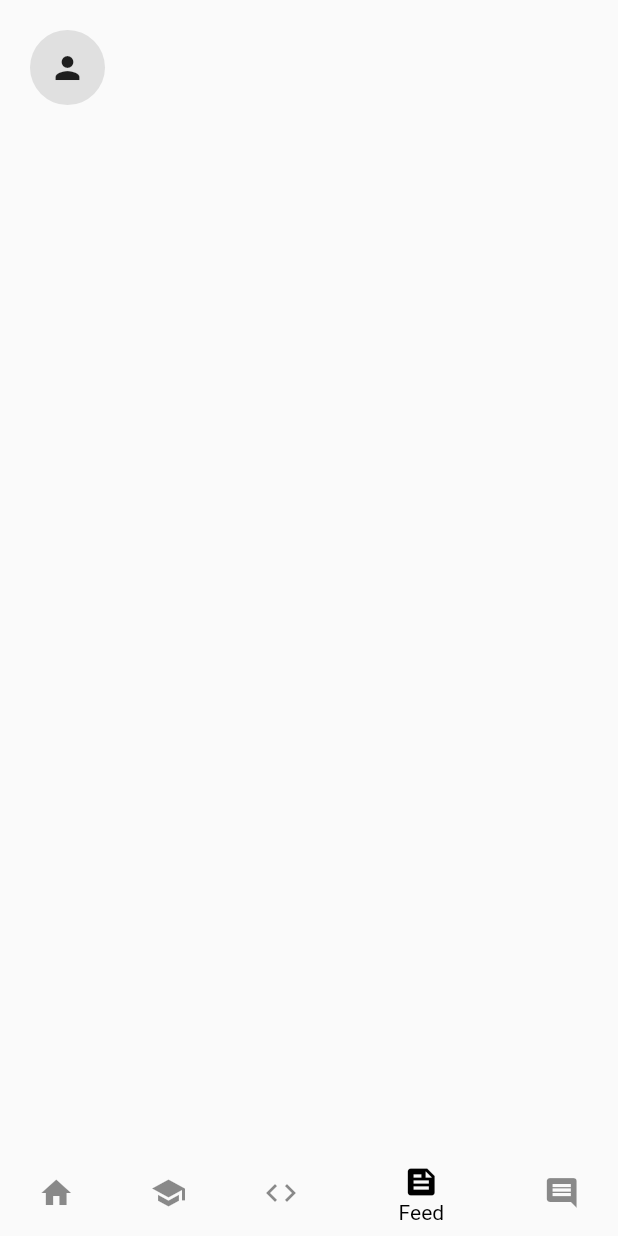
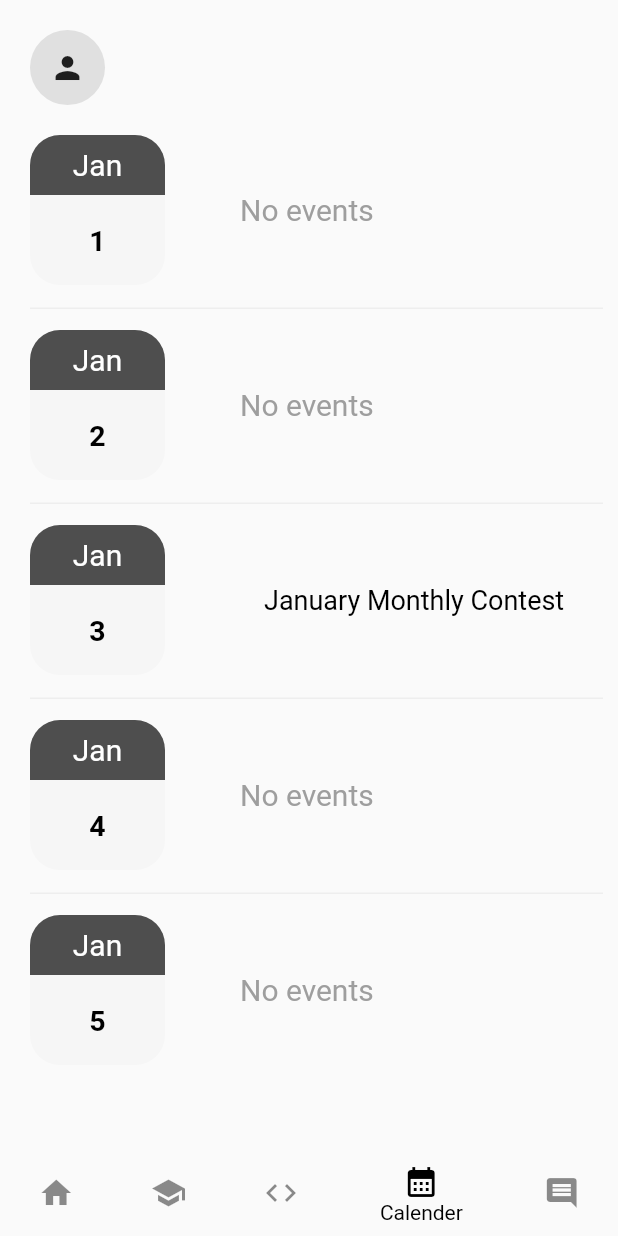
Before and after one commit to venkadesh004/tcecodersclub, a Flutter app: the MainPage screen opened directly, item 4 of the bottom bar chosen, on a phone screen of 412 x 824 dp. Run offline on Flutter 3.47's test engine with Material 2 defaults, Android fonts, the phone set to English and light mode, and no system bars; network calls fail.

Commit message:
Event and calender Pages

```diff
--- a/lib/main.dart
+++ b/lib/main.dart
@@ -4,7 +4,7 @@ import 'package:tcecodersclub/pages/commentBox.dart';
 import 'package:tcecodersclub/pages/homePage.dart';
 import 'package:tcecodersclub/pages/institutionPage.dart';
 import 'package:tcecodersclub/pages/chatPage.dart';
-import 'package:tcecodersclub/pages/feedPage.dart';
+import 'package:tcecodersclub/pages/calenderPage.dart';
 import 'package:tcecodersclub/pages/codePage.dart';
 import 'package:tcecodersclub/constants.dart';
 
@@ -18,7 +18,7 @@ class MyApp extends StatelessWidget {
   @override
   Widget build(BuildContext context) {
     return const MaterialApp(
-      home: IntroPage(),
+      home: MainPage(),
     );
   }
 }
@@ -36,7 +36,7 @@ class _MainPageState extends State<MainPage> {
     HomePage(),
     InstitutionPage(),
     CodePage(),
-    FeedPage(),
+    CalenderPage(),
     ChatPage(),
   ];
 
@@ -67,8 +67,8 @@ class _MainPageState extends State<MainPage> {
               label: 'Events'
           ),
           BottomNavigationBarItem(
-              icon: Icon(Icons.feed),
-              label: 'Feed'
+              icon: Icon(Icons.calendar_month),
+              label: 'Calender'
           ),
           BottomNavigationBarItem(
               icon: Icon(Icons.comment),
--- /dev/null
+++ b/lib/pages/calenderPage.dart
@@ -0,0 +1,258 @@
+import 'package:flutter/material.dart';
+import 'package:tcecodersclub/pages/userMenu.dart';
+
+class CalenderPage extends StatefulWidget {
+  const CalenderPage({Key? key}) : super(key: key);
+
+  @override
+  State<CalenderPage> createState() => _CalenderPageState();
+}
+
+class _CalenderPageState extends State<CalenderPage> {
+  @override
+  Widget build(BuildContext context) {
+    return Scaffold(
+      body: Container(
+        margin: const EdgeInsets.only(top: 20, left: 20),
+        child: SafeArea(
+          child: SingleChildScrollView(
+            child: Column(
+              crossAxisAlignment: CrossAxisAlignment.start,
+              children: const <Widget>[
+                UserMenu(),
+                CalenderContainer()
+              ],
+            ),
+          ),
+        ),
+      ),
+    );
+  }
+}
+
+class CalenderContainer extends StatefulWidget {
+  const CalenderContainer({Key? key}) : super(key: key);
+
+  @override
+  State<CalenderContainer> createState() => _CalenderContainerState();
+}
+
+class _CalenderContainerState extends State<CalenderContainer> {
+
+  var dates = List<String>.generate(31, (index) => '$index');
+  var month = 'Jan';
+  var events = [[], [], ['January Monthly Contest'], [], [], [], [], [], [], ['Web development Contest'], [], [], [], [], [], [], [], [], [], [], [], [], [], [], ['Web seminar'], [], [], [], [], []];
+  var eventExistence = [false, false, true, false, false, false, false, false, false, true, false, false, false, false, false, false, false, false, false, false, false, false, false, false, true, false, false, false, false, false];
+
+  @override
+  Widget build(BuildContext context) {
+    dates.removeAt(0);
+    return Container(
+      width: MediaQuery.of(context).size.width,
+      padding: const EdgeInsets.only(right: 10, bottom: 200),
+      height: MediaQuery.of(context).size.height,
+      child: ListView.builder(
+        itemCount: dates.length,
+          itemBuilder: (context, index) {
+            return DateBox(month: month, date: dates[index], eventExist: eventExistence[index], eventList: events[index],);
+          }
+      )
+    );
+  }
+}
+
+class DateBox extends StatefulWidget {
+  DateBox({Key? key,
+    this.month,
+    this.date,
+    this.eventList,
+    this.eventExist
+  }) : super(key: key);
+
+  final month;
+  final date;
+  final eventList;
+  final eventExist;
+
+  @override
+  State<DateBox> createState() => _DateBoxState();
+}
+
+class _DateBoxState extends State<DateBox> {
+  @override
+  Widget build(BuildContext context) {
+    if (!widget.eventExist) {
+      return Container(
+        margin: const EdgeInsets.only(bottom: 10),
+        width: MediaQuery.of(context).size.width - 20,
+        height: 120,
+        child: Column(
+          children: [
+            Container(
+              margin: const EdgeInsets.only(bottom: 15),
+              child: Row(
+                children: [
+                  Container(
+                    width: 90,
+                    height: 100,
+                    child: Column(
+                      children: [
+                        Container(
+                          decoration: const BoxDecoration(
+                            borderRadius: BorderRadius.only(topRight: Radius.circular(20), topLeft: Radius.circular(20)),
+                            color: Color.fromRGBO(78, 78, 78, 1),
+                          ),
+                          width: 90,
+                          height: 40,
+                          child: Center(
+                            child: Text(
+                              widget.month,
+                              style: const TextStyle(
+                                  color: Colors.white,
+                                  fontSize: 20
+                              ),
+                            ),
+                          ),
+                        ),
+                        Container(
+                          width: 90,
+                          height: 60,
+                          decoration: const BoxDecoration(
+                            borderRadius: BorderRadius.only(bottomLeft: Radius.circular(20), bottomRight: Radius.circular(20)),
+                            color: Color.fromRGBO(246, 246, 246, 1),
+                          ),
+                          child: Center(
+                            child: Text(
+                              widget.date,
+                              style: const TextStyle(
+                                  color: Colors.black,
+                                  fontSize: 19,
+                                  fontWeight: FontWeight.w600
+                              ),
+                            ),
+                          ),
+                        )
+                      ],
+                    ),
+                  ),
+                  Container(
+                      margin: const EdgeInsets.only(left: 50),
+                      child: Column(
+                        children: const [
+                          Text(
+                            "No events",
+                            style: TextStyle(
+                                color: Colors.grey,
+                                fontSize: 20,
+                                fontWeight: FontWeight.w400
+                            ),
+                          )
+                        ],
+                      )
+                  )
+                ],
+              ),
+            ),
+            Container(
+              width: double.infinity,
+              height: 1,
+              color: Colors.grey[200],
+            )
+          ],
+        ),
+      );
+    }
+    return Container(
+      margin: const EdgeInsets.only(bottom: 10),
+      width: MediaQuery.of(context).size.width - 20,
+      height: 120,
+      child: Column(
+        children: [
+          Container(
+            margin: const EdgeInsets.only(bottom: 15),
+            child: Row(
+              children: [
+                Container(
+                  width: 90,
+                  height: 100,
+                  child: Column(
+                    children: [
+                      Container(
+                        decoration: const BoxDecoration(
+                          borderRadius: BorderRadius.only(topRight: Radius.circular(20), topLeft: Radius.circular(20)),
+                          color: Color.fromRGBO(78, 78, 78, 1),
+                        ),
+                        width: 90,
+                        height: 40,
+                        child: Center(
+                          child: Text(
+                            widget.month,
+                            style: const TextStyle(
+                                color: Colors.white,
+                                fontSize: 20
+                            ),
+                          ),
+                        ),
+                      ),
+                      Container(
+                        width: 90,
+                        height: 60,
+                        decoration: const BoxDecoration(
+                          borderRadius: BorderRadius.only(bottomLeft: Radius.circular(20), bottomRight: Radius.circular(20)),
+                          color: Color.fromRGBO(246, 246, 246, 1),
+                        ),
+                        child: Center(
+                          child: Text(
+                            widget.date,
+                            style: const TextStyle(
+                                color: Colors.black,
+                                fontSize: 19,
+                                fontWeight: FontWeight.w600
+                            ),
+                          ),
+                        ),
+                      )
+                    ],
+                  ),
+                ),
+                Container(
+                    margin: const EdgeInsets.only(left: 50),
+                    child: Expanded(
+                      child: Container(
+                        height: 100,
+                        width: MediaQuery.of(context).size.width - 170,
+                        child: Center(
+                          child: ListView.builder(
+                            shrinkWrap: true,
+                            itemCount: widget.eventList.length,
+                              itemBuilder: (context, index) {
+                                return ListTile(
+                                  title: Text(
+                                    widget.eventList[index],
+                                    textAlign: TextAlign.start,
+                                    style: const TextStyle(
+                                      fontSize: 18,
+                                      color: Colors.black,
+                                      fontWeight: FontWeight.w400
+                                    ),
+                                  ),
+                                );
+                              }
+                          ),
+                        ),
+                      ),
+                    )
+                )
+              ],
+            ),
+          ),
+          Container(
+            width: double.infinity,
+            height: 1,
+            color: Colors.grey[200],
+          )
+        ],
+      ),
+    );
+  }
+}
--- a/lib/pages/feedPage.dart
+++ /dev/null
@@ -1,28 +0,0 @@
-import 'package:flutter/material.dart';
-import 'package:tcecodersclub/pages/userMenu.dart';
-
-class FeedPage extends StatefulWidget {
-  const FeedPage({Key? key}) : super(key: key);
-
-  @override
-  State<FeedPage> createState() => _FeedPageState();
-}
-
-class _FeedPageState extends State<FeedPage> {
-  @override
-  Widget build(BuildContext context) {
-    return Scaffold(
-      body: Container(
-        margin: const EdgeInsets.only(top: 20, left: 20),
-        child: SafeArea(
-          child: Column(
-            crossAxisAlignment: CrossAxisAlignment.start,
-            children: const <Widget>[
-              UserMenu(),
-            ],
-          ),
-        ),
-      ),
-    );
-  }
-}
```
Also changed, not shown: lib/pages/chatBox.dart (+19 -1 lines), lib/pages/codePage.dart (+155 -6 lines), lib/pages/eventExplanation.dart (added, +149 -0 lines).
